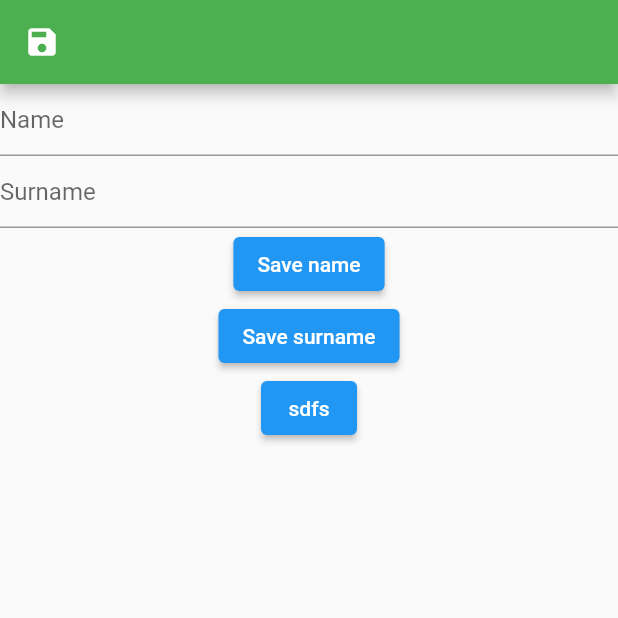
After one commit to nemet92/tolistApp, a Flutter app: the SharedLearnPage screen opened directly, after a tap on "sdfs", on a phone screen of 412 x 824 dp, the top half of it. The commit adds this screen. Run offline on Flutter 3.47's test engine with Material 2 defaults, Android fonts, the light colour scheme and no system bars; our stand-ins replace dio, introduction_screen, shared_preferences; accounts and stored records are empty; network calls fail.

Commit message:
shared preferncesa

```diff
--- a/lib/main.dart
+++ b/lib/main.dart
@@ -1,6 +1,6 @@
 import 'package:flutter/material.dart';
 import 'package:flutter/services.dart';
-import 'package:tolesson/ui/screens/home_page.dart';
+import 'package:tolesson/ui/screens/homePage/home_page.dart';
 
 void main() {
   runApp(const MyApp());
@@ -17,6 +17,7 @@ class MyApp extends StatelessWidget {
       debugShowCheckedModeBanner: false,
       // home: OnBoardingPage(),
       home: Homepage(text: "toDo"),
+      // home: SharedLearnPage(),
     );
   }
 }
--- /dev/null
+++ b/lib/shared_learn_page.dart
@@ -0,0 +1,112 @@
+import 'package:flutter/material.dart';
+import 'package:shared_preferences/shared_preferences.dart';
+
+class SharedLearnPage extends StatefulWidget {
+  const SharedLearnPage({super.key});
+
+  @override
+  State<SharedLearnPage> createState() => _SharedLearnPageState();
+}
+
+class _SharedLearnPageState extends State<SharedLearnPage> {
+  String name = '';
+  String surname = '';
+  bool? isData;
+  @override
+  void initState() {
+    super.initState();
+    readData();
+    readMyBoolValue();
+  }
+
+  void changeName(val) {
+    setState(() {
+      name = val;
+    });
+  }
+
+  void changeSurname(val) {
+    setState(() {
+      surname = val;
+    });
+  }
+
+  Future<void> readData() async {
+    final prefs = await SharedPreferences.getInstance();
+
+    changeName(prefs.getString('username'));
+    changeSurname(prefs.getString('surname'));
+  }
+
+  Future<void> readMyBoolValue() async {
+    final presf = await SharedPreferences.getInstance();
+    presf.getBool('isTrue') ?? false;
+  }
+
+  @override
+  Widget build(BuildContext context) {
+    return Scaffold(
+      appBar: AppBar(
+        leading: IconButton(
+          icon: const Icon(Icons.save),
+          onPressed: () async {},
+        ),
+        backgroundColor: isData == true ? Colors.red : Colors.green,
+      ),
+      body: Form(
+        child: Column(
+          children: [
+            Expanded(
+              child: Column(
+                children: [
+                  TextFormField(
+                    onChanged: (value) {
+                      changeName(value);
+                    },
+                    decoration: const InputDecoration(hintText: 'Name'),
+                  ),
+                  TextFormField(
+                    onChanged: (value) {
+                      changeSurname(value);
+                    },
+                    decoration: const InputDecoration(hintText: 'Surname'),
+                  ),
+                  ElevatedButton(
+                    onPressed: () async {
+                      final prefs = await SharedPreferences.getInstance();
+                      prefs.setString('username', name);
+                    },
+                    child: const Text('Save name'),
+                  ),
+                  ElevatedButton(
+                    onPressed: () async {
+                      final prefs = await SharedPreferences.getInstance();
+                      prefs.setString('surname', surname);
+                    },
+                    child: const Text('Save surname'),
+                  ),
+                  ElevatedButton(
+                    child: const Text('sdfs'),
+                    onPressed: () async {
+                      setState(() {
+                        isData = !(isData ?? true);
+                      });
+                      final prefs = await SharedPreferences.getInstance();
+                      prefs.setBool('isTrue', isData ?? true);
+                    },
+                  )
+                ],
+              ),
+            ),
+            Expanded(
+              child: Container(
+                color: Colors.white,
+                child: Column(children: [Text(name), Text(surname)]),
+              ),
+            )
+          ],
+        ),
+      ),
+    );
+  }
+}
--- a/lib/ui/screens/user_info_page.dart
+++ b/lib/ui/screens/user_info_page.dart
@@ -1,6 +1,6 @@
 import 'package:flutter/material.dart';
 import 'package:tolesson/const/general_path.dart';
-import 'package:tolesson/ui/screens/home_page.dart';
+import 'package:tolesson/ui/screens/homePage/home_page.dart';
 import 'package:tolesson/ui/service/service.dart';
 import 'package:tolesson/ui/model/post_user_model.dart';
 import 'package:tolesson/ui/shared/widget/custom_elevated_button.dart';
--- a/pubspec.yaml
+++ b/pubspec.yaml
@@ -38,6 +38,7 @@ dependencies:
   # The following adds the Cupertino Icons font to your application.
   # Use with the CupertinoIcons class for iOS style icons.
   cupertino_icons: ^1.0.2
+  shared_preferences: ^2.0.15
 
 dev_dependencies:
   flutter_test:
```
Also changed, not shown: lib/ui/screens/homePage/home_page.dart (renamed from lib/ui/screens/home_page.dart, +35 -42 lines), lib/ui/screens/homePage/searcbox.dart (added, +24 -0 lines), pubspec.lock.
